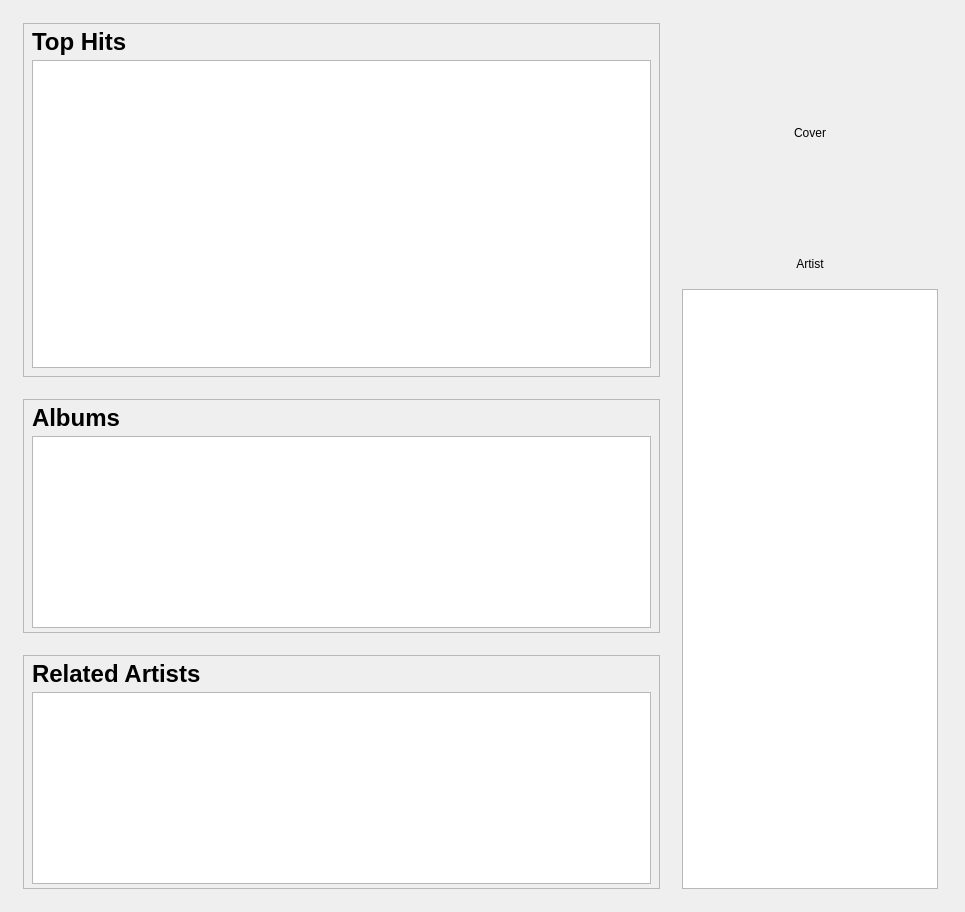
Before: the Qt Designer form src/libtomahawk/widgets/infowidgets/ArtistInfoWidget.ui in tomahawk-player/tomahawk, drawn with Qt 5.
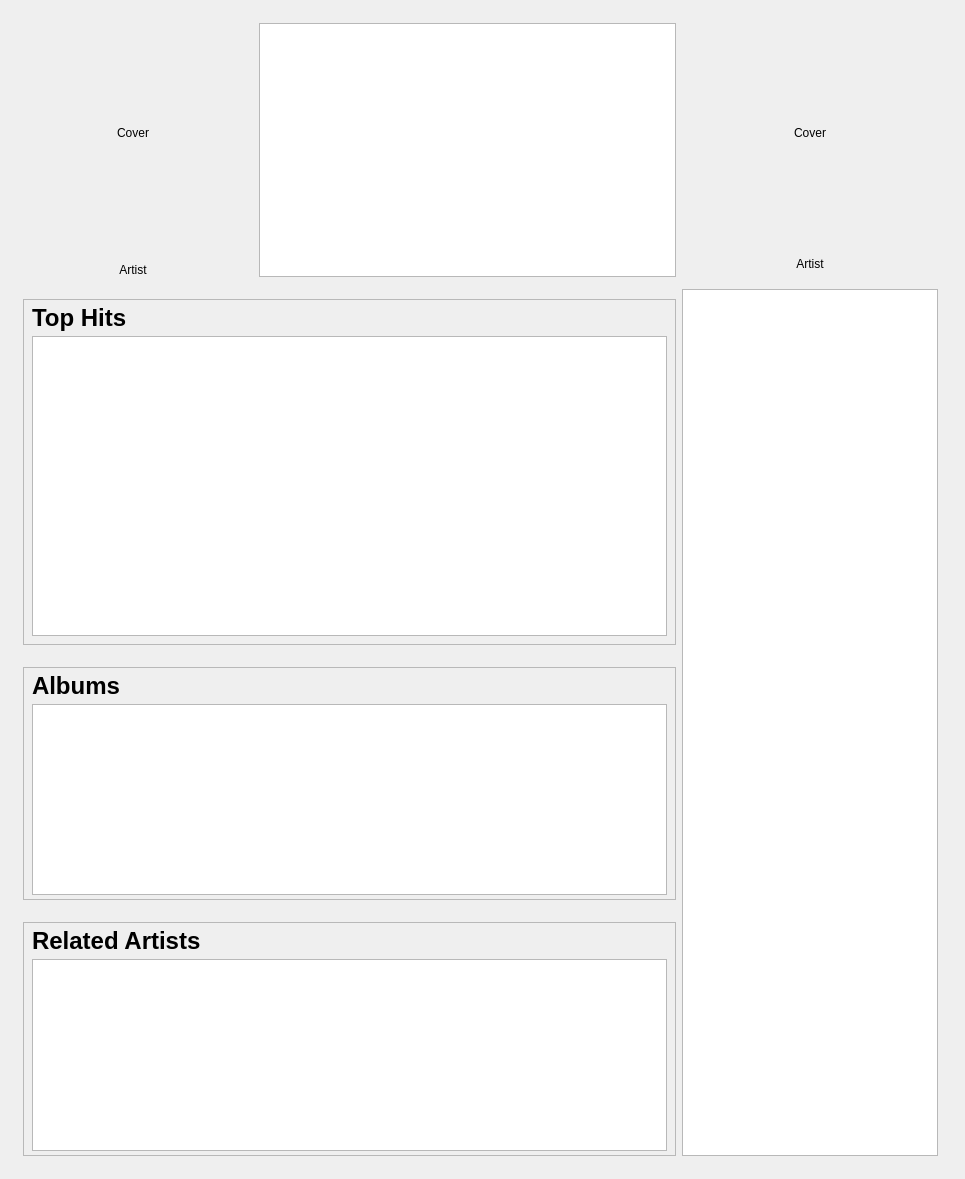
After: the same form once the commit is applied. Custom widgets are drawn as their Qt base class.

Commit message: * WIP: New artist page.

Patch:
```diff
--- a/src/libtomahawk/widgets/infowidgets/ArtistInfoWidget.ui
+++ b/src/libtomahawk/widgets/infowidgets/ArtistInfoWidget.ui
@@ -7,7 +7,7 @@
     <x>0</x>
     <y>0</y>
     <width>965</width>
-    <height>912</height>
+    <height>1179</height>
    </rect>
   </property>
   <property name="windowTitle">
@@ -30,6 +30,106 @@
      </property>
      <item>
       <layout class="QVBoxLayout" name="verticalLayout">
+       <item>
+        <layout class="QHBoxLayout" name="horizontalLayout_10">
+         <property name="spacing">
+          <number>16</number>
+         </property>
+         <property name="margin">
+          <number>0</number>
+         </property>
+         <item>
+          <layout class="QVBoxLayout" name="verticalLayout_7">
+           <property name="margin">
+            <number>0</number>
+           </property>
+           <item>
+            <widget class="PlayableCover" name="cover">
+             <property name="sizePolicy">
+              <sizepolicy hsizetype="Fixed" vsizetype="Fixed">
+               <horstretch>0</horstretch>
+               <verstretch>0</verstretch>
+              </sizepolicy>
+             </property>
+             <property name="minimumSize">
+              <size>
+               <width>220</width>
+               <height>220</height>
+              </size>
+             </property>
+             <property name="text">
+              <string>Cover</string>
+             </property>
+             <property name="alignment">
+              <set>Qt::AlignCenter</set>
+             </property>
+            </widget>
+           </item>
+           <item>
+            <spacer name="verticalSpacer_8">
+             <property name="orientation">
+              <enum>Qt::Vertical</enum>
+             </property>
+             <property name="sizeType">
+              <enum>QSizePolicy::Fixed</enum>
+             </property>
+             <property name="sizeHint" stdset="0">
+              <size>
+               <width>20</width>
+               <height>4</height>
+              </size>
+             </property>
+            </spacer>
+           </item>
+           <item>
+            <widget class="QLabel" name="artistLabel">
+             <property name="text">
+              <string>Artist</string>
+             </property>
+             <property name="alignment">
+              <set>Qt::AlignCenter</set>
+             </property>
+            </widget>
+           </item>
+          </layout>
+         </item>
+         <item>
+          <widget class="QTextBrowser" name="biography">
+           <property name="sizePolicy">
+            <sizepolicy hsizetype="MinimumExpanding" vsizetype="MinimumExpanding">
+             <horstretch>0</horstretch>
+             <verstretch>0</verstretch>
+            </sizepolicy>
+           </property>
+           <property name="minimumSize">
+            <size>
+             <width>0</width>
+             <height>240</height>
+            </size>
+           </property>
+           <property name="horizontalScrollBarPolicy">
+            <enum>Qt::ScrollBarAlwaysOff</enum>
+           </property>
+          </widget>
+         </item>
+        </layout>
+       </item>
+       <item>
+        <spacer name="verticalSpacer_9">
+         <property name="orientation">
+          <enum>Qt::Vertical</enum>
+         </property>
+         <property name="sizeType">
+          <enum>QSizePolicy::Fixed</enum>
+         </property>
+         <property name="sizeHint" stdset="0">
+          <size>
+           <width>20</width>
+           <height>16</height>
+          </size>
+         </property>
+        </spacer>
+       </item>
        <item>
         <widget class="QFrame" name="trackFrame">
          <property name="minimumSize">
@@ -264,7 +364,7 @@
      <item>
       <layout class="QVBoxLayout" name="verticalLayout_2">
        <property name="leftMargin">
-        <number>16</number>
+        <number>0</number>
        </property>
        <property name="topMargin">
         <number>0</number>
@@ -276,7 +376,7 @@
         <number>0</number>
        </property>
        <item>
-        <widget class="PlayableCover" name="cover">
+        <widget class="PlayableCover" name="cover_2">
          <property name="sizePolicy">
           <sizepolicy hsizetype="Minimum" vsizetype="Fixed">
            <horstretch>0</horstretch>
@@ -307,14 +407,14 @@
          </property>
          <property name="sizeHint" stdset="0">
           <size>
-           <width>20</width>
+           <width>1</width>
            <height>8</height>
           </size>
          </property>
         </spacer>
        </item>
        <item>
-        <widget class="QLabel" name="artistLabel">
+        <widget class="QLabel" name="artistLabel_2">
          <property name="text">
           <string>Artist</string>
          </property>
@@ -333,14 +433,14 @@
          </property>
          <property name="sizeHint" stdset="0">
           <size>
-           <width>20</width>
+           <width>1</width>
            <height>12</height>
           </size>
          </property>
         </spacer>
        </item>
        <item>
-        <widget class="QTextBrowser" name="biography">
+        <widget class="QTextBrowser" name="biography_2">
          <property name="sizePolicy">
           <sizepolicy hsizetype="Minimum" vsizetype="MinimumExpanding">
            <horstretch>0</horstretch>
```
The commit also changes 2 other files.
